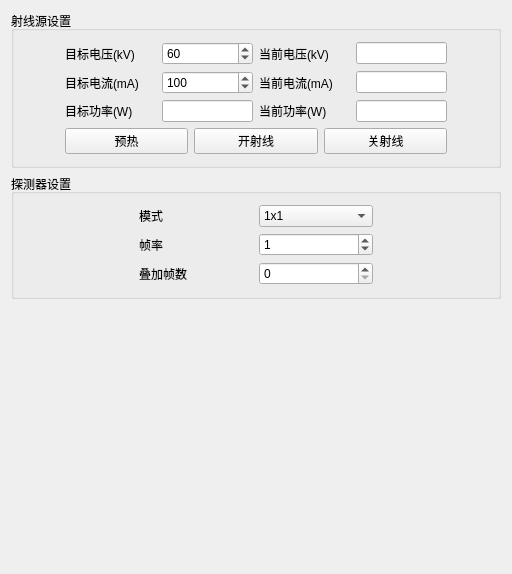
Qt form RayimDR/UI/CommonConfigUI.ui (wangyunfu1996/RayimDR) before a commit.
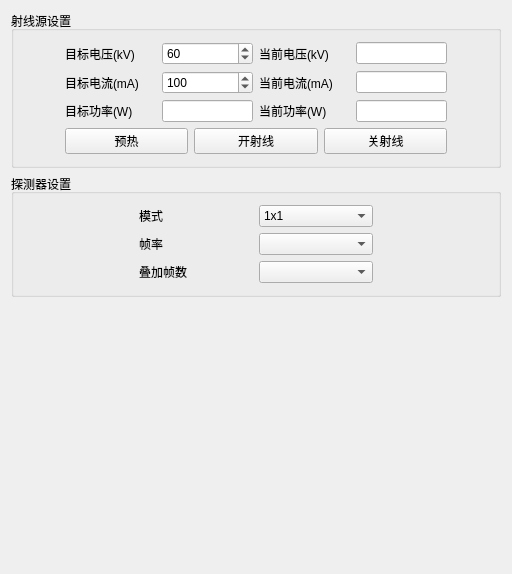
The same form after that commit. Custom widgets are drawn as their Qt base class.

```diff
--- a/RayimDR/UI/CommonConfigUI.ui
+++ b/RayimDR/UI/CommonConfigUI.ui
@@ -178,13 +178,6 @@
         </item>
        </widget>
       </item>
-      <item row="1" column="2">
-       <widget class="ElaSpinBox" name="spinBox_fps">
-        <property name="value">
-         <number>1</number>
-        </property>
-       </widget>
-      </item>
       <item row="0" column="1">
        <widget class="ElaText" name="label_7">
         <property name="text">
@@ -219,13 +212,6 @@
         </property>
        </widget>
       </item>
-      <item row="2" column="2">
-       <widget class="ElaSpinBox" name="spinBox_add">
-        <property name="value">
-         <number>0</number>
-        </property>
-       </widget>
-      </item>
       <item row="0" column="3">
        <spacer name="horizontalSpacer_2">
         <property name="orientation">
@@ -239,6 +225,12 @@
         </property>
        </spacer>
       </item>
+      <item row="1" column="2">
+       <widget class="ElaComboBox" name="comboBox_frameRate"/>
+      </item>
+      <item row="2" column="2">
+       <widget class="ElaComboBox" name="comboBox_stakcedNum"/>
+      </item>
      </layout>
     </widget>
    </item>
```
